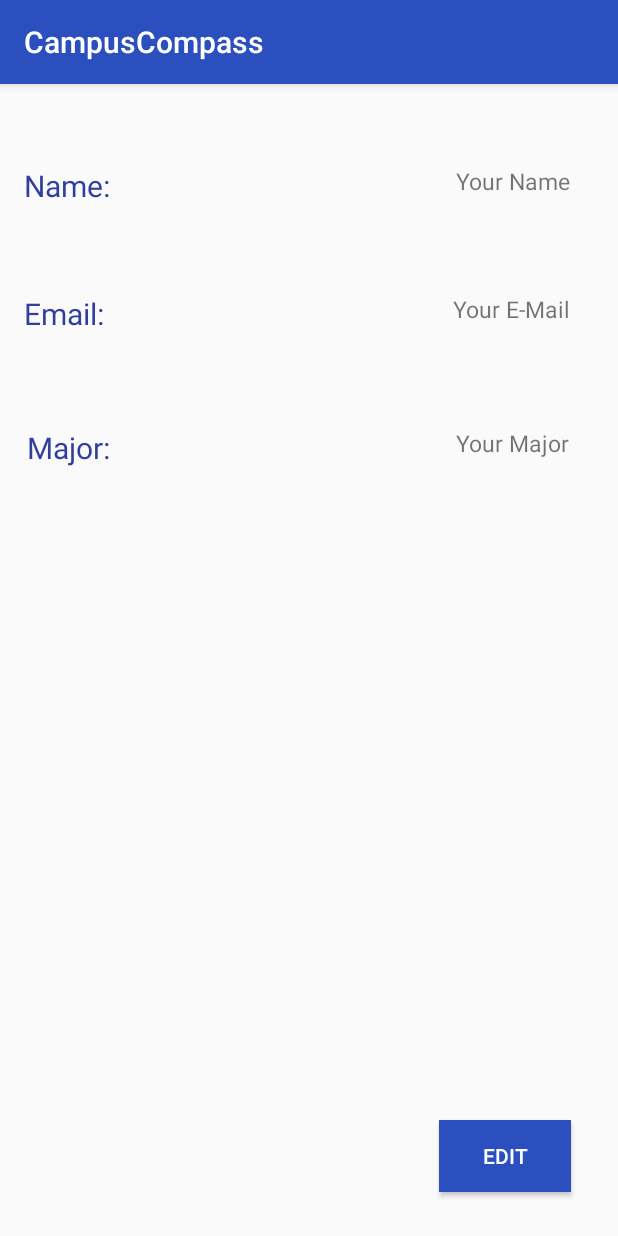
After one commit to Rumbaugh14/CampusCompass, an Android app: the fragment ProfileFragment shown on its own in the app's theme, on a phone screen of 412 x 824 dp. The commit adds this screen. Run offline under Robolectric (Android 15) with nearby library versions, the phone set to English and light mode, and no system bars.

Commit message:
Added Profile stuff 11/27/2017 hopefully I'm not ruining everything

```diff
--- a/app/src/main/java/com/example/shane/campuscompass/MainActivity.java
+++ b/app/src/main/java/com/example/shane/campuscompass/MainActivity.java
@@ -102,6 +102,12 @@ public class MainActivity extends AppCompatActivity
             manager.beginTransaction().replace(R.id.mainLayout, mapFragment).commit();
         }
 
+        else if (id == R.id.nav_profile) {
+            ProfileFragment profileFragment = new ProfileFragment();
+            android.support.v4.app.FragmentManager manager = getSupportFragmentManager();
+            manager.beginTransaction().replace(R.id.mainLayout, profileFragment).commit();
+        }
+
         DrawerLayout drawer = (DrawerLayout) findViewById(R.id.drawer_layout);
         drawer.closeDrawer(GravityCompat.START);
         return true;
--- /dev/null
+++ b/app/src/main/java/com/example/shane/campuscompass/ProfileFragment.java
@@ -0,0 +1,81 @@
+package com.example.shane.campuscompass;
+
+import android.graphics.drawable.ColorDrawable;
+import android.os.Bundle;
+import android.support.annotation.Nullable;
+import android.support.v4.app.Fragment;
+import android.view.Gravity;
+import android.view.LayoutInflater;
+import android.view.View;
+import android.view.ViewGroup;
+import android.widget.Button;
+import android.widget.RelativeLayout;
+import android.widget.TextView;
+import android.view.ViewGroup.LayoutParams;
+import android.widget.PopupWindow;
+import android.widget.EditText;
+
+/**
+ * Created by Andrew
+ */
+public class ProfileFragment extends Fragment {
+
+    private Button editButton; //profile ui edit button
+    private TextView profileName;
+    private TextView profileMajor;
+    private TextView profileEmail;
+    private Button saveButton;
+    private EditText editName;
+    private EditText editMajor;
+    private EditText editEmail;
+    private PopupWindow profilePopup;
+    private String name = "Name";
+    private String major = "Major";
+    private String email = "E-Mail";
+
+
+    public ProfileFragment() {
+        // Required empty public constructor
+    }
+
+    @Override
+    public View onCreateView(LayoutInflater inflater, ViewGroup container, Bundle savedInstanceState) {
+        super.onCreate(savedInstanceState);
+        View v = inflater.inflate(R.layout.profile_fragment, container, false);
+
+
+        editButton = (Button) v.findViewById(R.id.nameEdit);
+        profileName = (TextView)v.findViewById(R.id.userName);
+        profileMajor = (TextView)v.findViewById(R.id.userMajor);
+        profileEmail = (TextView)v.findViewById(R.id.userEmail);
+
+        return v;
+    }
+
+    @Override
+    public void onViewCreated(View view, @Nullable Bundle savedInstanceState) {
+        super.onViewCreated(view, savedInstanceState);
+
+        editButton.setOnClickListener(new View.OnClickListener() {
+            public void onClick(View view) {
+                profilePopup(view);
+            }
+        });
+    }
+
+    public void profilePopup(View anchorView) {
+        View popupView = getLayoutInflater().inflate(R.layout.profile_pop_window, null);
+
+        profilePopup = new PopupWindow(popupView, LayoutParams.WRAP_CONTENT, LayoutParams.WRAP_CONTENT);
+
+        saveButton = (Button) popupView.findViewById(R.id.saveChanges);
+        editName = (EditText) popupView.findViewById(R.id.nameField);
+        editMajor = (EditText) popupView.findViewById(R.id.majorField);
+        editEmail = (EditText) popupView.findViewById(R.id.emailField);
+
+
+        profilePopup.setFocusable(true);
+        profilePopup.setBackgroundDrawable(new ColorDrawable());
+        profilePopup.showAtLocation(anchorView, Gravity.NO_GRAVITY, 70, 150);
+    }
+}
--- /dev/null
+++ b/app/src/main/res/layout/profile_fragment.xml
@@ -0,0 +1,103 @@
+<?xml version="1.0" encoding="utf-8"?>
+<LinearLayout
+    android:id="@+id/activity_main"
+    xmlns:android="http://schemas.android.com/apk/res/android"
+    xmlns:tools="http://schemas.android.com/tools"
+    android:layout_width="match_parent"
+    android:layout_height="match_parent"
+    android:paddingLeft="16dp"
+    android:paddingRight="16dp"
+    android:paddingTop="16dp"
+    android:paddingBottom="16dp"
+    android:orientation="vertical"
+    tools:context=".ProfileFragment">
+
+    <RelativeLayout
+        android:layout_width="match_parent"
+        android:layout_height="match_parent"
+        android:id="@+id/relative">
+
+        <TextView
+            android:id="@+id/nameText"
+            android:layout_width="wrap_content"
+            android:layout_height="wrap_content"
+            android:layout_alignParentLeft="true"
+            android:layout_alignParentStart="true"
+            android:layout_alignParentTop="true"
+            android:layout_marginTop="38dp"
+            android:text="@string/profile_name"
+            android:textColor="@color/colorPrimaryDark"
+            android:textSize="20dp" />
+
+        <Button
+            android:id="@+id/nameEdit"
+            android:layout_width="wrap_content"
+            android:layout_height="wrap_content"
+            android:layout_alignParentBottom="true"
+            android:layout_alignParentEnd="true"
+            android:layout_alignParentRight="true"
+            android:layout_marginBottom="13dp"
+            android:layout_marginEnd="15dp"
+            android:layout_marginRight="15dp"
+            android:background="@color/colorPrimary"
+            android:text="@string/profile_editButton"
+            android:textColor="@android:color/background_light" />
+
+        <TextView
+            android:id="@+id/userName"
+            android:layout_width="wrap_content"
+            android:layout_height="wrap_content"
+            android:layout_alignBottom="@+id/nameText"
+            android:layout_alignEnd="@+id/nameEdit"
+            android:layout_alignRight="@+id/nameEdit"
+            android:layout_alignTop="@+id/nameText"
+            android:text="@string/profile_userName"
+            android:textSize="15dp" />
+
+        <TextView
+            android:id="@+id/majorText"
+            android:layout_width="wrap_content"
+            android:layout_height="wrap_content"
+            android:text="@string/profile_major"
+            android:textColor="@color/colorPrimaryDark"
+            android:textSize="20dp"
+            android:layout_alignTop="@+id/userMajor"
+            android:layout_alignRight="@+id/nameText"
+            android:layout_alignEnd="@+id/nameText" />
+
+        <TextView
+            android:id="@+id/userMajor"
+            android:layout_width="wrap_content"
+            android:layout_height="wrap_content"
+            android:text="@string/profile_userMajor"
+            android:textSize="15dp"
+            android:layout_below="@+id/emailText"
+            android:layout_alignLeft="@+id/userName"
+            android:layout_alignStart="@+id/userName"
+            android:layout_marginTop="62dp" />
+
+        <TextView
+            android:id="@+id/emailText"
+            android:layout_width="wrap_content"
+            android:layout_height="wrap_content"
+            android:layout_alignParentLeft="true"
+            android:layout_alignParentStart="true"
+            android:layout_below="@+id/nameText"
+            android:layout_marginTop="58dp"
+            android:text="@string/profile_email"
+            android:textColor="@color/colorPrimaryDark"
+            android:textSize="20dp" />
+
+        <TextView
+            android:id="@+id/userEmail"
+            android:layout_width="wrap_content"
+            android:layout_height="wrap_content"
+            android:layout_alignEnd="@+id/userName"
+            android:layout_alignRight="@+id/userName"
+            android:layout_alignTop="@+id/emailText"
+            android:text="@string/profile_userEmail"
+            android:textSize="15dp" />
+
+    </RelativeLayout>
+
+</LinearLayout>
--- a/app/src/main/res/menu/activity_main_drawer.xml
+++ b/app/src/main/res/menu/activity_main_drawer.xml
@@ -19,6 +19,9 @@
             android:id="@+id/nav_weeklySchedual"
             android:icon="@android:drawable/ic_menu_my_calendar"
             android:title="Weekly Schedual"/>
+        <item
+            android:id="@+id/nav_profile"
+            android:title="Profile"/>
 
     </group>
 
--- a/app/src/main/res/values/strings.xml
+++ b/app/src/main/res/values/strings.xml
@@ -6,6 +6,15 @@
 
     <string name="action_settings">Settings</string>
     <string name="title_activity_maps">Map</string>
+
+    <string name="profile_editButton">Edit</string>
+    <string name="profile_name">Name:</string>
+    <string name="profile_userName">Your Name</string>
+    <string name="profile_major">Major:</string>
+    <string name="profile_userMajor">Your Major</string>
+    <string name="profile_email">Email:</string>
+    <string name="profile_userEmail">Your E-Mail</string>
+    <string name="profile_save">Save</string>
 
     <!-- TODO: Remove or change this placeholder text -->
     <string name="hello_blank_fragment">Hello blank fragment</string>
--- a/build.gradle
+++ b/build.gradle
@@ -3,9 +3,10 @@
 buildscript {
     repositories {
         jcenter()
+        google()
     }
     dependencies {
-        classpath 'com.android.tools.build:gradle:3.0.0'
+        classpath 'com.android.tools.build:gradle:3.0.1'
 
         // NOTE: Do not place your application dependencies here; they belong
         // in the individual module build.gradle files
@@ -15,6 +16,7 @@ buildscript {
 allprojects {
     repositories {
         jcenter()
+        google()
     }
 }
 
```
Also changed, not shown: app/src/main/java/com/example/shane/campuscompass/ProfileEdit.java (added, +51 -0 lines), app/src/main/res/layout/profile_pop_window.xml (added, +88 -0 lines), 1 other file.
